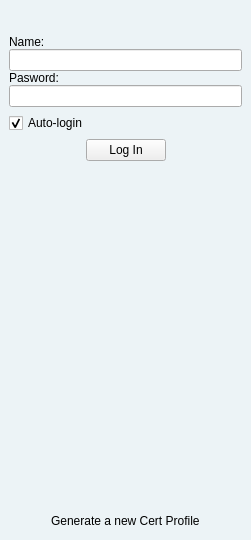
autoscatto/retroshare, file rs-Qt-gui/src/gui/StartDialog.ui: the form before one commit.
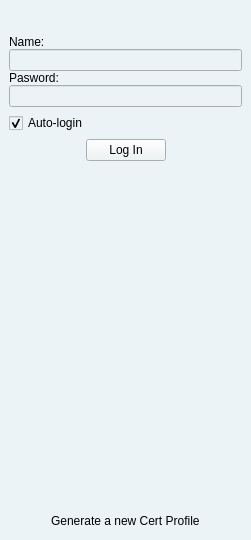
The form after the commit. Icons and pictures are not drawn.

Commit message: fixed background color

Diff of the .ui file:
```diff
--- a/rs-Qt-gui/src/gui/StartDialog.ui
+++ b/rs-Qt-gui/src/gui/StartDialog.ui
@@ -105,9 +105,9 @@
      <colorrole role="Window" >
       <brush brushstyle="SolidPattern" >
        <color alpha="255" >
-        <red>244</red>
-        <green>244</green>
-        <blue>244</blue>
+        <red>236</red>
+        <green>243</green>
+        <blue>246</blue>
        </color>
       </brush>
      </colorrole>
@@ -242,9 +242,9 @@
      <colorrole role="Window" >
       <brush brushstyle="SolidPattern" >
        <color alpha="255" >
-        <red>244</red>
-        <green>244</green>
-        <blue>244</blue>
+        <red>236</red>
+        <green>243</green>
+        <blue>246</blue>
        </color>
       </brush>
      </colorrole>
@@ -379,9 +379,9 @@
      <colorrole role="Window" >
       <brush brushstyle="SolidPattern" >
        <color alpha="255" >
-        <red>244</red>
-        <green>244</green>
-        <blue>244</blue>
+        <red>236</red>
+        <green>243</green>
+        <blue>246</blue>
        </color>
       </brush>
      </colorrole>
@@ -437,7 +437,7 @@
    <iconset resource="images.qrc" >:/images/RetroShare16.png</iconset>
   </property>
   <property name="styleSheet" >
-   <string>.QWidget {
+   <string>QWidget {
    background-color: #ECF3F6;
 }</string>
   </property>
```
